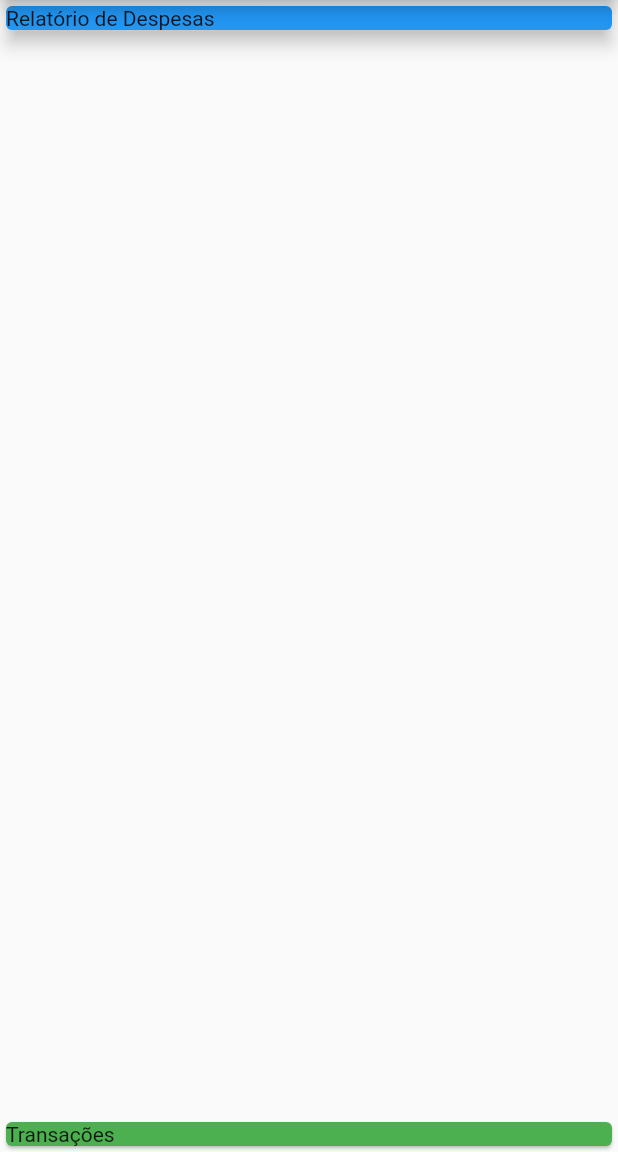
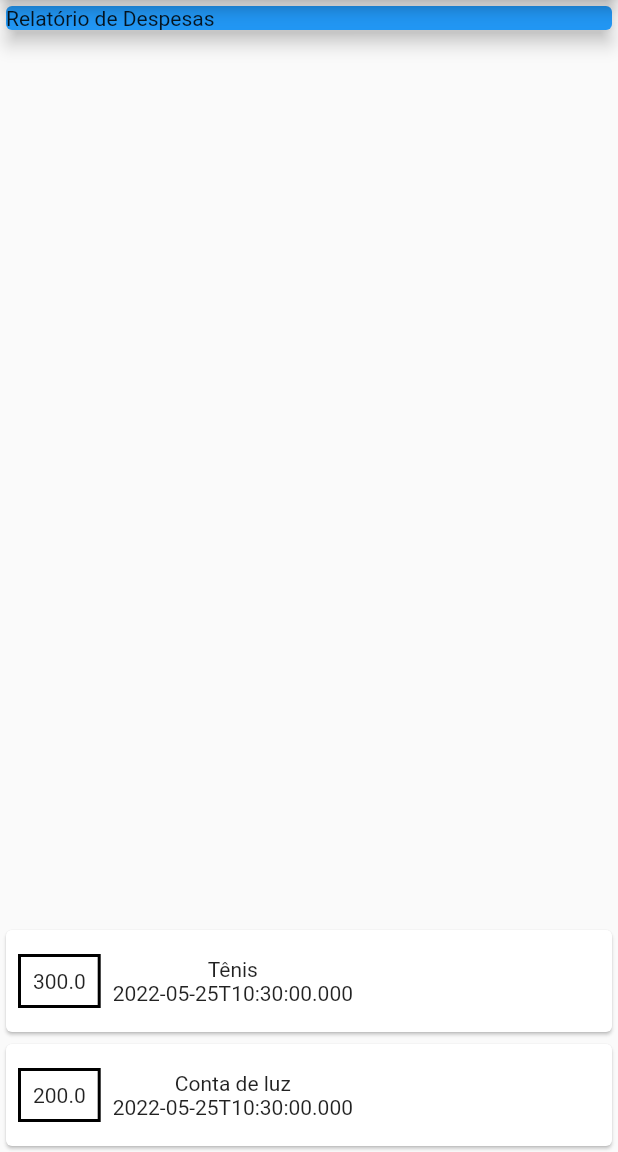
Before and after one commit to jermelterzi/despesas_pessoais, a Flutter app: the screen it shows after launch, on a phone screen of 412 x 824 dp, the part 84-1236 px from its top. Run offline on Flutter 3.47's test engine with Material 2 defaults, Android fonts, the phone set to English and light mode, and no system bars.

Commit message:
Estilizando o Container do preço das transações

```diff
--- a/lib/main.dart
+++ b/lib/main.dart
@@ -41,15 +41,41 @@ class MyHomePage extends StatelessWidget {
       body: Column(
         mainAxisAlignment: MainAxisAlignment.spaceBetween,
         crossAxisAlignment: CrossAxisAlignment.stretch,
-        children: const [
-          Card(
+        children: [
+          const Card(
             color: Colors.blue,
             elevation: 5,
             child: Text('Relatório de Despesas'),
           ),
-          Card(
-            color: Colors.green,
-            child: Text('Transações'),
+          Column(
+            children: _transactions.map((tr) {
+              return Card(
+                child: Row(
+                  children: [
+                    Container(
+                      margin: const EdgeInsets.symmetric(
+                        vertical: 16,
+                        horizontal: 8,
+                      ),
+                      decoration: BoxDecoration(
+                        border: Border.all(
+                          color: Colors.black,
+                          width: 2,
+                        ),
+                      ),
+                      padding: const EdgeInsets.all(8),
+                      child: Text(tr.price.toString()),
+                    ),
+                    Column(
+                      children: [
+                        Text(tr.title),
+                        Text(tr.date.toIso8601String()),
+                      ],
+                    ),
+                  ],
+                ),
+              );
+            }).toList(),
           ),
         ],
       ),
```
